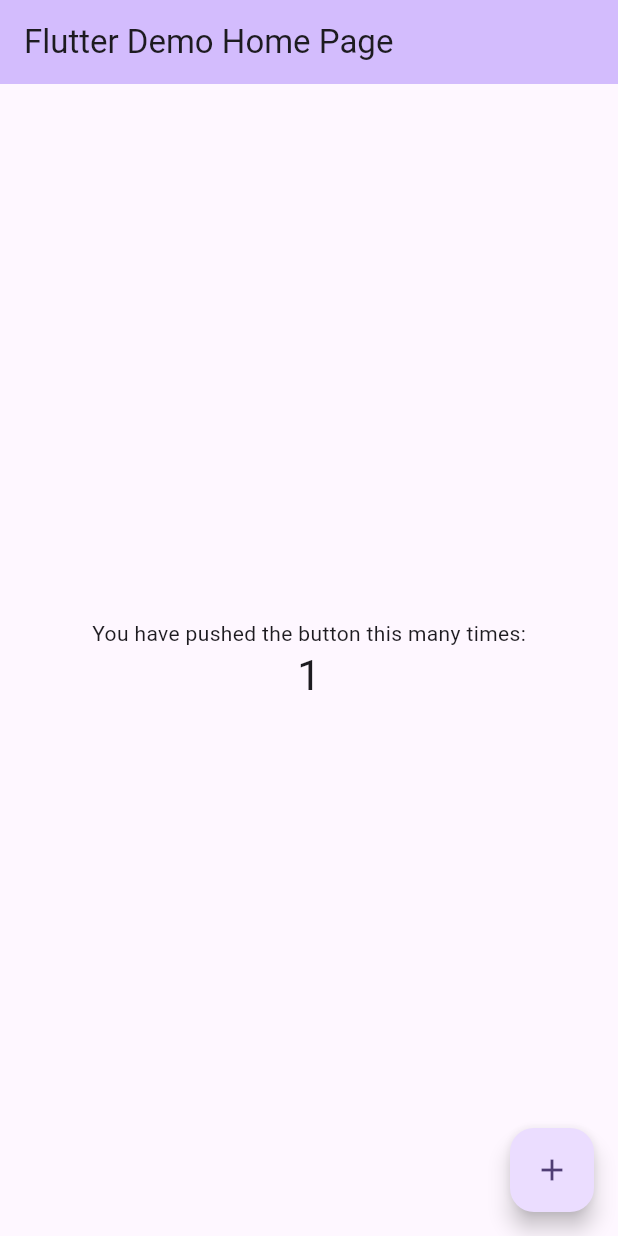
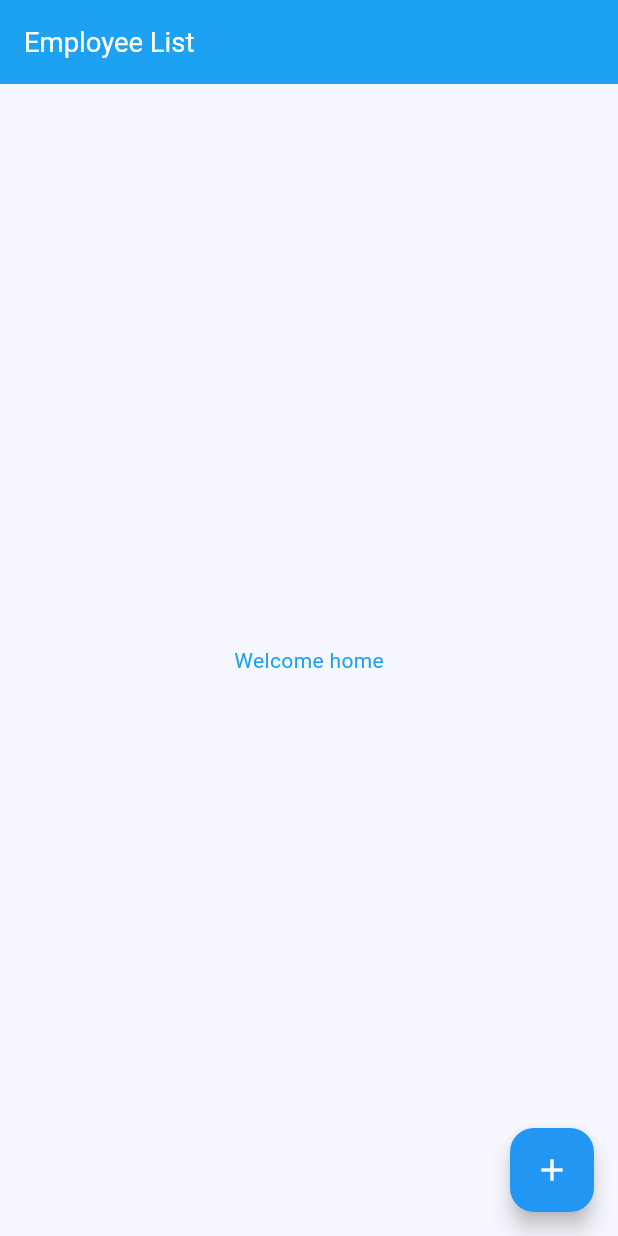
Before and after one commit to betsegaw1332/employee_management_app, a Flutter app: the screen it shows after launch, after a tap on the "add" icon, on a phone screen of 412 x 824 dp. Run offline on Flutter 3.47's test engine with Material 2 defaults, Android fonts, the light colour scheme and no system bars; our stand-ins replace flutter_screenutil, go_router.

Commit message:
app architecture setup done

```diff
--- a/lib/main.dart
+++ b/lib/main.dart
@@ -1,125 +1,25 @@
+import 'package:employee_management_app/src/config/config.dart';
 import 'package:flutter/material.dart';
+import 'package:flutter_screenutil/flutter_screenutil.dart';
+import 'package:go_router/go_router.dart';
 
-void main() {
+void main(List<String> args) async {
+  WidgetsFlutterBinding.ensureInitialized();
+  GoRouter.optionURLReflectsImperativeAPIs = true;
   runApp(const MyApp());
 }
 
 class MyApp extends StatelessWidget {
   const MyApp({super.key});
 
-  // This widget is the root of your application.
   @override
   Widget build(BuildContext context) {
-    return MaterialApp(
-      title: 'Flutter Demo',
-      theme: ThemeData(
-        // This is the theme of your application.
-        //
-        // TRY THIS: Try running your application with "flutter run". You'll see
-        // the application has a blue toolbar. Then, without quitting the app,
-        // try changing the seedColor in the colorScheme below to Colors.green
-        // and then invoke "hot reload" (save your changes or press the "hot
-        // reload" button in a Flutter-supported IDE, or press "r" if you used
-        // the command line to start the app).
-        //
-        // Notice that the counter didn't reset back to zero; the application
-        // state is not lost during the reload. To reset the state, use hot
-        // restart instead.
-        //
-        // This works for code too, not just values: Most code changes can be
-        // tested with just a hot reload.
-        colorScheme: ColorScheme.fromSeed(seedColor: Colors.deepPurple),
-        useMaterial3: true,
-      ),
-      home: const MyHomePage(title: 'Flutter Demo Home Page'),
-    );
+    return ScreenUtilInit(builder: ((context, child) {
+          return MaterialApp.router(
+            routerConfig: AppRouter.router,
+            debugShowCheckedModeBanner: false,
+            theme: AppTheme.lightTheme,
+          );
+        }));
   }
 }
-
-class MyHomePage extends StatefulWidget {
-  const MyHomePage({super.key, required this.title});
-
-  // This widget is the home page of your application. It is stateful, meaning
-  // that it has a State object (defined below) that contains fields that affect
-  // how it looks.
-
-  // This class is the configuration for the state. It holds the values (in this
-  // case the title) provided by the parent (in this case the App widget) and
-  // used by the build method of the State. Fields in a Widget subclass are
-  // always marked "final".
-
-  final String title;
-
-  @override
-  State<MyHomePage> createState() => _MyHomePageState();
-}
-
-class _MyHomePageState extends State<MyHomePage> {
-  int _counter = 0;
-
-  void _incrementCounter() {
-    setState(() {
-      // This call to setState tells the Flutter framework that something has
-      // changed in this State, which causes it to rerun the build method below
-      // so that the display can reflect the updated values. If we changed
-      // _counter without calling setState(), then the build method would not be
-      // called again, and so nothing would appear to happen.
-      _counter++;
-    });
-  }
-
-  @override
-  Widget build(BuildContext context) {
-    // This method is rerun every time setState is called, for instance as done
-    // by the _incrementCounter method above.
-    //
-    // The Flutter framework has been optimized to make rerunning build methods
-    // fast, so that you can just rebuild anything that needs updating rather
-    // than having to individually change instances of widgets.
-    return Scaffold(
-      appBar: AppBar(
-        // TRY THIS: Try changing the color here to a specific color (to
-        // Colors.amber, perhaps?) and trigger a hot reload to see the AppBar
-        // change color while the other colors stay the same.
-        backgroundColor: Theme.of(context).colorScheme.inversePrimary,
-        // Here we take the value from the MyHomePage object that was created by
-        // the App.build method, and use it to set our appbar title.
-        title: Text(widget.title),
-      ),
-      body: Center(
-        // Center is a layout widget. It takes a single child and positions it
-        // in the middle of the parent.
-        child: Column(
-          // Column is also a layout widget. It takes a list of children and
-          // arranges them vertically. By default, it sizes itself to fit its
-          // children horizontally, and tries to be as tall as its parent.
-          //
-          // Column has various properties to control how it sizes itself and
-          // how it positions its children. Here we use mainAxisAlignment to
-          // center the children vertically; the main axis here is the vertical
-          // axis because Columns are vertical (the cross axis would be
-          // horizontal).
-          //
-          // TRY THIS: Invoke "debug painting" (choose the "Toggle Debug Paint"
-          // action in the IDE, or press "p" in the console), to see the
-          // wireframe for each widget.
-          mainAxisAlignment: MainAxisAlignment.center,
-          children: <Widget>[
-            const Text(
-              'You have pushed the button this many times:',
-            ),
-            Text(
-              '$_counter',
-              style: Theme.of(context).textTheme.headlineMedium,
-            ),
-          ],
-        ),
-      ),
-      floatingActionButton: FloatingActionButton(
-        onPressed: _incrementCounter,
-        tooltip: 'Increment',
-        child: const Icon(Icons.add),
-      ), // This trailing comma makes auto-formatting nicer for build methods.
-    );
-  }
-}
--- /dev/null
+++ b/lib/src/config/app_router.dart
@@ -0,0 +1,23 @@
+import 'package:flutter/material.dart';
+import 'package:go_router/go_router.dart';
+import 'package:employee_management_app/src/utils/utils.dart';
+
+import '../presentation/pages/pages.dart';
+
+abstract class AppRouter {
+  static final router = GoRouter(routes: <RouteBase>[
+    GoRoute(
+        path: '/',
+        name: AppRoutes.rootRouteName,
+        redirect: ((context, state) =>
+            state.namedLocation(AppRoutes.homeRoute))),
+    GoRoute(
+        path: '/home',
+        name: AppRoutes.homeRoute,
+        pageBuilder: (context, state) =>
+            const MaterialPage<void>(child: HomePage()),
+        routes: const[
+
+        ] )
+  ]);
+}
--- /dev/null
+++ b/lib/src/config/app_theme.dart
@@ -0,0 +1,76 @@
+import 'package:employee_management_app/src/utils/utils.dart';
+import 'package:flutter/material.dart';
+import 'package:flutter_screenutil/flutter_screenutil.dart';
+
+abstract class AppTheme {
+  static InputDecoration textFormFieldInputDecoration(
+          {required String hintText, required IconData prefixIcon}) =>
+      InputDecoration(hintText: hintText, prefixIcon: Icon(prefixIcon));
+
+  static final TextTheme lightTextTheme = TextTheme(
+    bodyLarge: const TextStyle(color: Colors.white),
+    bodyMedium: TextStyle(color: AppColors.appPrimaryColor),
+  );
+
+  static TextStyle textStyle(Color color, double fontSize) =>
+      TextStyle(color: color, fontSize: fontSize, fontWeight: FontWeight.w600);
+
+  static final InputDecorationTheme inputDecorationTheme = InputDecorationTheme(
+      focusColor: Colors.black,
+      fillColor: Colors.white,
+      filled: true,
+      contentPadding: EdgeInsets.symmetric(horizontal: 15.w, vertical: 10.h),
+      border: OutlineInputBorder(
+          borderRadius: BorderRadius.circular(
+            10.sp,
+          ),
+          borderSide: BorderSide.none));
+
+  static ButtonStyle appPrimaryButtonStyle(
+          {double borderRadius = 8, double verticalPadding = 10}) =>
+      ElevatedButton.styleFrom(
+          backgroundColor: AppColors.appPrimaryColor,
+          foregroundColor: Colors.white,
+          padding: EdgeInsets.symmetric(
+              horizontal: 40.w, vertical: verticalPadding.h),
+          shape: RoundedRectangleBorder(
+            borderRadius: BorderRadius.circular(borderRadius.sp),
+          ));
+
+  static ButtonStyle appSecondaryButtonStyle() => ElevatedButton.styleFrom(
+      backgroundColor: AppColors.appBackgroundColor,
+      foregroundColor: AppColors.appPrimaryColor,
+      elevation: 0,
+      padding: EdgeInsets.symmetric(horizontal: 40.w, vertical: 10.h),
+      surfaceTintColor: AppColors.appBackgroundColor,
+      shape: RoundedRectangleBorder(
+        side: BorderSide(color: AppColors.appPrimaryColor),
+        borderRadius: BorderRadius.circular(8.sp),
+      ));
+  static ThemeData get lightTheme => ThemeData(
+      splashColor: Colors.transparent,
+      highlightColor: Colors.transparent,
+      inputDecorationTheme: AppTheme.inputDecorationTheme,
+      useMaterial3: true,
+      textTheme: lightTextTheme,
+      primaryColor: AppColors.appPrimaryColor,
+      scaffoldBackgroundColor: AppColors.appBackgroundColor,
+      bottomNavigationBarTheme:
+          const BottomNavigationBarThemeData(backgroundColor: Colors.white),
+      appBarTheme: AppBarTheme(
+          elevation: 0,
+          color: AppColors.appPrimaryColor,
+          titleTextStyle:  TextStyle(color: Colors.white,fontSize: 16.sp)),
+      textButtonTheme: TextButtonThemeData(
+          style: TextButton.styleFrom(
+        splashFactory: InkSplash.splashFactory,
+      )),
+      elevatedButtonTheme: ElevatedButtonThemeData(
+          style: ElevatedButton.styleFrom(
+              backgroundColor: AppColors.appPrimaryColor,
+              foregroundColor: Colors.white,
+              padding: EdgeInsets.symmetric(horizontal: 30.w, vertical: 10.h))),
+      colorScheme: ColorScheme.fromSwatch().copyWith(
+          secondary: AppColors.appSecondaryColor,
+          primary: AppColors.appPrimaryColor));
+}
--- /dev/null
+++ b/lib/src/config/config.dart
@@ -0,0 +1,2 @@
+export 'app_theme.dart';
+export 'app_router.dart';
--- /dev/null
+++ b/lib/src/presentation/pages/home-page/components/home_body.dart
@@ -0,0 +1,10 @@
+import 'package:flutter/material.dart';
+
+class HomeBody extends StatelessWidget {
+  const HomeBody({super.key});
+
+  @override
+  Widget build(BuildContext context) {
+    return Center(child: Text('Welcome home'),);
+  }
+}
--- /dev/null
+++ b/lib/src/presentation/pages/home-page/home_page.dart
@@ -0,0 +1,19 @@
+import 'package:employee_management_app/src/presentation/pages/home-page/components/home_body.dart';
+import 'package:employee_management_app/src/utils/utils.dart';
+import 'package:flutter/material.dart';
+
+class HomePage extends StatelessWidget {
+  const HomePage({super.key});
+
+  @override
+  Widget build(BuildContext context) {
+    return Scaffold(
+      appBar: AppBar(
+        title: const Text(AppStrings.homePageTitle),
+
+      ),
+      floatingActionButton: FloatingActionButton(onPressed: () {},child:const Icon(Icons.add),),
+      body: const HomeBody(),
+    );
+  }
+}
--- /dev/null
+++ b/lib/src/presentation/pages/pages.dart
@@ -0,0 +1 @@
+export 'home-page/home_page.dart';
--- /dev/null
+++ b/lib/src/utils/constants/app_colors.dart
@@ -0,0 +1,16 @@
+import 'package:employee_management_app/src/utils/utils.dart';
+import 'package:flutter/material.dart';
+
+abstract class AppColors {
+  static final Color appPrimaryColor =
+      HexColor.fromHex(AppStrings.primaryColor);
+  static final Color appSecondaryColor =
+      HexColor.fromHex(AppStrings.secondaryColor);
+
+  static final Color appBackgroundColor =
+      HexColor.fromHex(AppStrings.appBackgroundColor);
+  static final Color appShadowColor =
+      HexColor.fromHex(AppStrings.appShadowColor);
+  static final Color textFieldFillColor =
+      HexColor.fromHex(AppStrings.textFieldFillColor);
+}
--- /dev/null
+++ b/lib/src/utils/constants/app_routes.dart
@@ -0,0 +1,5 @@
+abstract class AppRoutes{
+  static const String rootRouteName='root';
+  static const String settingsPage='settings-page';
+  static const String homeRoute='home-page';
+}
--- /dev/null
+++ b/lib/src/utils/constants/app_strings.dart
@@ -0,0 +1,9 @@
+abstract class AppStrings {
+  static const String primaryColor = '#1DA1F2';
+  static const String secondaryColor = '#b8b8b8';
+  static const String appBackgroundColor = '#f7f8ff';
+  static const String appShadowColor = '#F6F7FF';
+  static const String textFieldFillColor = '#E4E5EB';
+
+  static const String homePageTitle='Employee List';
+}
--- /dev/null
+++ b/lib/src/utils/extensions/color_extension.dart
@@ -0,0 +1,11 @@
+import 'package:flutter/material.dart';
+
+extension HexColor on Color {
+  static Color fromHex(String hexColorCode) {
+    hexColorCode = hexColorCode.replaceAll('#', '');
+    if (hexColorCode.length == 6 || hexColorCode.length == 7) {
+      hexColorCode = 'FF$hexColorCode';
+    }
+    return Color(int.parse(hexColorCode, radix: 16));
+  }
+}
--- /dev/null
+++ b/lib/src/utils/utils.dart
@@ -0,0 +1,5 @@
+export 'constants/app_colors.dart';
+export 'constants/app_routes.dart';
+export 'constants/app_strings.dart';
+
+export 'extensions/color_extension.dart';
--- a/pubspec.yaml
+++ b/pubspec.yaml
@@ -35,6 +35,8 @@ dependencies:
   # The following adds the Cupertino Icons font to your application.
   # Use with the CupertinoIcons class for iOS style icons.
   cupertino_icons: ^1.0.2
+  flutter_screenutil: ^5.9.0
+  go_router: ^12.1.0
 
 dev_dependencies:
   flutter_test:
```
Also changed, not shown: lib/service_locator.dart (added), lib/src/data/data.dart (added), lib/src/domain/domain.dart (added), lib/src/presentation/blocs/blocs.dart (added), pubspec.lock.
